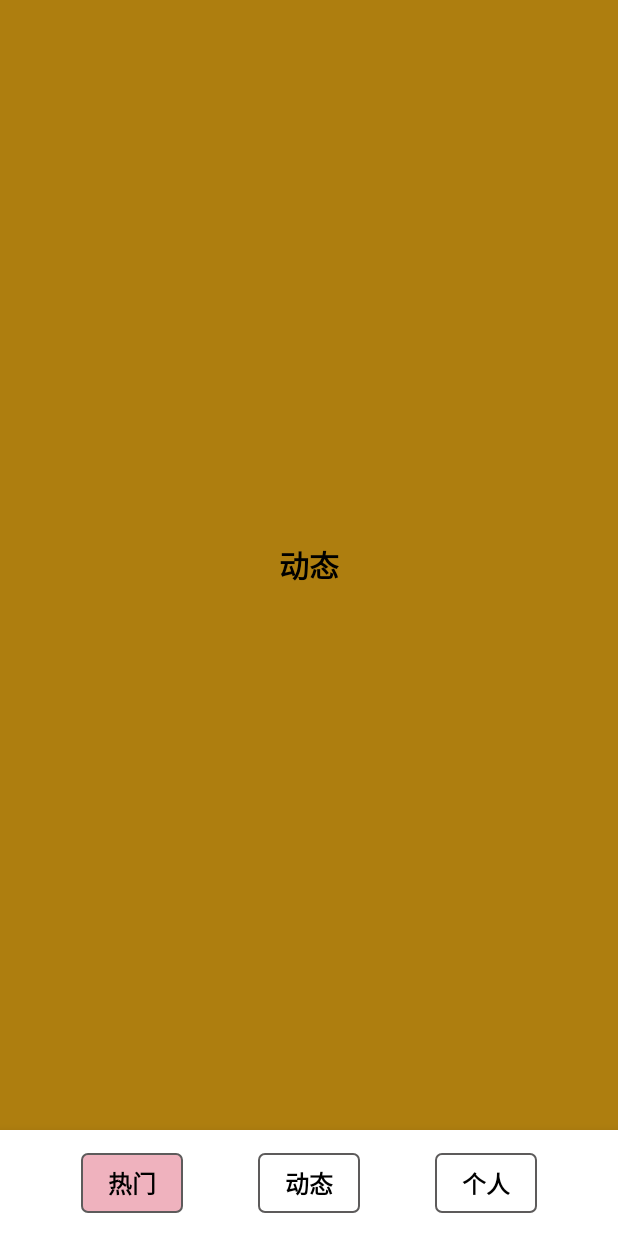
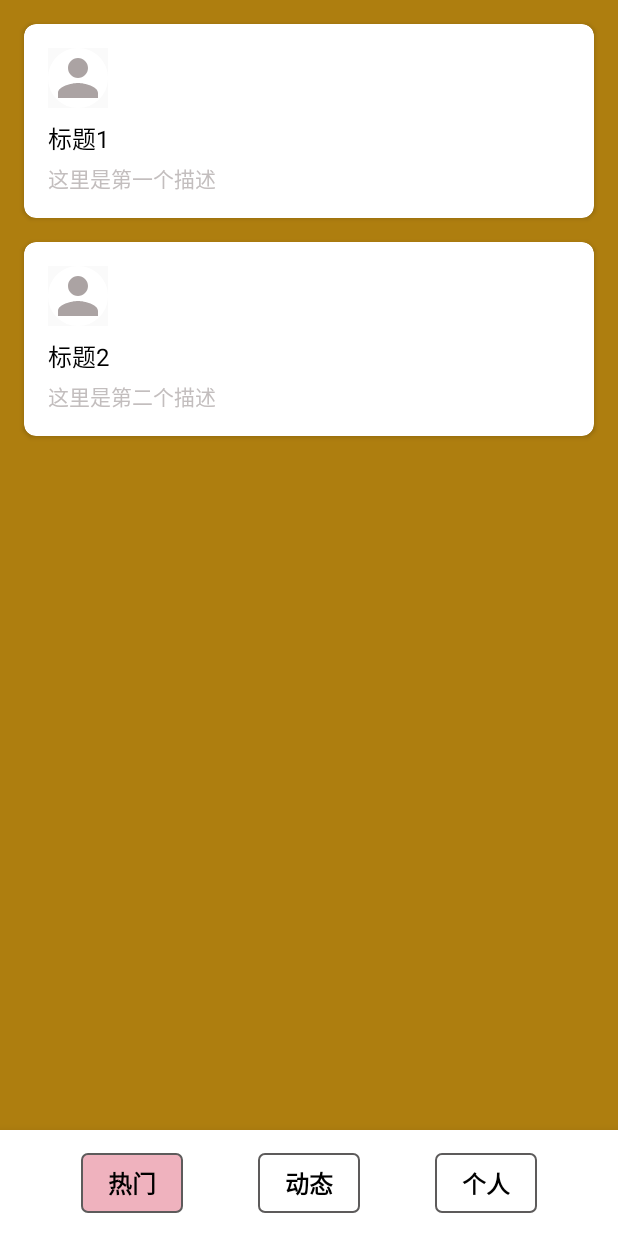
Before and after one commit to hwcctn/AndroidBigWork, an Android app: the fragment DynamicFragment placed in its activity, on a phone screen of 412 x 824 dp. Run offline under Robolectric (Android 15) with nearby library versions, the phone set to English and light mode, and no system bars.

Commit message:
动态基本样式

```diff
--- /dev/null
+++ b/frontend/app/src/main/java/com/example/frontend/CardAdapter.kt
@@ -0,0 +1,33 @@
+package com.example.frontend
+
+import android.view.LayoutInflater
+import android.view.View
+import android.view.ViewGroup
+import android.widget.ImageView
+import android.widget.TextView
+import androidx.recyclerview.widget.RecyclerView
+
+class CardAdapter(private val cardItems: List<CardItem>) :
+    RecyclerView.Adapter<CardAdapter.CardViewHolder>() {
+
+    inner class CardViewHolder(itemView: View) : RecyclerView.ViewHolder(itemView) {
+        val textTitle: TextView = itemView.findViewById(R.id.text_title)
+        val textDescription: TextView = itemView.findViewById(R.id.text_description)
+        val imageProfile: ImageView = itemView.findViewById(R.id.image_profile)
+    }
+
+    override fun onCreateViewHolder(parent: ViewGroup, viewType: Int): CardViewHolder {
+        val view = LayoutInflater.from(parent.context)
+            .inflate(R.layout.item_card, parent, false)
+        return CardViewHolder(view)
+    }
+
+    override fun onBindViewHolder(holder: CardViewHolder, position: Int) {
+        val item = cardItems[position]
+        holder.textTitle.text = item.title
+        holder.textDescription.text = item.description
+        // 设置头像或其他内容
+    }
+
+    override fun getItemCount(): Int = cardItems.size
+}
--- /dev/null
+++ b/frontend/app/src/main/java/com/example/frontend/CardItem.kt
@@ -0,0 +1,6 @@
+package com.example.frontend
+
+data class CardItem(
+    val title: String,
+    val description: String
+)
--- a/frontend/app/src/main/java/com/example/frontend/DynamicFragment.kt
+++ b/frontend/app/src/main/java/com/example/frontend/DynamicFragment.kt
@@ -6,12 +6,30 @@ import android.view.LayoutInflater
 import android.view.View
 import android.view.ViewGroup
 import androidx.fragment.app.Fragment
+import androidx.recyclerview.widget.LinearLayoutManager
+import androidx.recyclerview.widget.RecyclerView
+
 class DynamicFragment : Fragment(){
     override fun onCreateView(
         inflater: LayoutInflater, container: ViewGroup?,
         savedInstanceState: Bundle?
     ): View? {
-        // Inflate the layout for this fragment
-        return inflater.inflate(R.layout.fragment_dynamic, container, false)
+        // 加载 fragment_dynamic.xml 布局
+        val view = inflater.inflate(R.layout.fragment_dynamic, container, false)
+
+        // 获取 RecyclerView
+        val recyclerView: RecyclerView = view.findViewById(R.id.recyclerView)
+        recyclerView.layoutManager = LinearLayoutManager(requireContext())
+
+        // 设置适配器
+        val cardItems = listOf(
+            CardItem("标题1", "这里是第一个描述"),
+            CardItem("标题2", "这里是第二个描述")
+        )
+
+        val adapter = CardAdapter(cardItems)
+        recyclerView.adapter = adapter
+
+        return view
     }
 }
--- /dev/null
+++ b/frontend/app/src/main/res/drawable/baseline_person.xml
@@ -0,0 +1,5 @@
+<vector xmlns:android="http://schemas.android.com/apk/res/android" android:height="24dp" android:tint="#ABA3A3" android:viewportHeight="24" android:viewportWidth="24" android:width="24dp">
+
+    <path android:fillColor="@android:color/white" android:pathData="M12,12c2.21,0 4,-1.79 4,-4s-1.79,-4 -4,-4 -4,1.79 -4,4 1.79,4 4,4zM12,14c-2.67,0 -8,1.34 -8,4v2h16v-2c0,-2.66 -5.33,-4 -8,-4z"/>
+
+</vector>
--- a/frontend/app/src/main/res/layout/fragment_dynamic.xml
+++ b/frontend/app/src/main/res/layout/fragment_dynamic.xml
@@ -5,13 +5,12 @@
     android:layout_height="match_parent"
     android:background="@color/dynamic"
     tools:context=".DynamicFragment">
-    <TextView
+
+
+    <!-- RecyclerView 用于展示卡片列表 -->
+    <androidx.recyclerview.widget.RecyclerView
+        android:id="@+id/recyclerView"
         android:layout_width="match_parent"
         android:layout_height="match_parent"
-        android:gravity="center"
-        android:text="动态"
-        android:textSize="20sp"
-        android:textStyle="bold"
-        android:textColor="@color/black"
-        />
+        android:padding="8dp" />
 </FrameLayout>
--- /dev/null
+++ b/frontend/app/src/main/res/layout/item_card.xml
@@ -0,0 +1,46 @@
+<?xml version="1.0" encoding="utf-8"?>
+<androidx.cardview.widget.CardView xmlns:android="http://schemas.android.com/apk/res/android"
+    android:layout_width="match_parent"
+    android:layout_height="wrap_content"
+    xmlns:app="http://schemas.android.com/apk/res-auto"
+    android:layout_margin="8dp"
+    android:elevation="4dp"
+    app:cardCornerRadius="8dp">
+
+    <LinearLayout
+        android:layout_width="match_parent"
+        android:layout_height="wrap_content"
+        android:orientation="vertical"
+        android:padding="16dp">
+
+        <!-- 用户头像 -->
+        <ImageView
+            android:id="@+id/image_profile"
+            android:layout_width="40dp"
+            android:layout_height="40dp"
+            android:src="@drawable/baseline_person"
+            android:layout_marginBottom="8dp"
+            android:background="@drawable/circle_images"
+            />
+
+        <!-- 标题 -->
+        <TextView
+            android:id="@+id/text_title"
+            android:layout_width="wrap_content"
+            android:layout_height="wrap_content"
+            android:text="标题"
+            android:textSize="16sp"
+            android:textColor="@color/black"
+            android:layout_marginBottom="4dp" />
+
+        <!-- 描述 -->
+        <TextView
+            android:id="@+id/text_description"
+            android:layout_width="wrap_content"
+            android:layout_height="wrap_content"
+            android:text="这里是内容描述..."
+            android:textSize="14sp"
+            android:textColor="@color/gray" />
+
+    </LinearLayout>
+</androidx.cardview.widget.CardView>
--- a/frontend/app/src/main/res/values/colors.xml
+++ b/frontend/app/src/main/res/values/colors.xml
@@ -6,7 +6,7 @@
     <color name="person">#C9379D</color>
     <color name="dynamic">#AE7E0F</color>
     <color name="profile">#5B37B7</color>
-
+    <color name="gray">#C3BEBE</color>
     <color name="home_20">#331194AA</color>
     <color name="like_20">#33C9379D</color>
     <color name="notification_20">#33AE7E0F</color>
```
